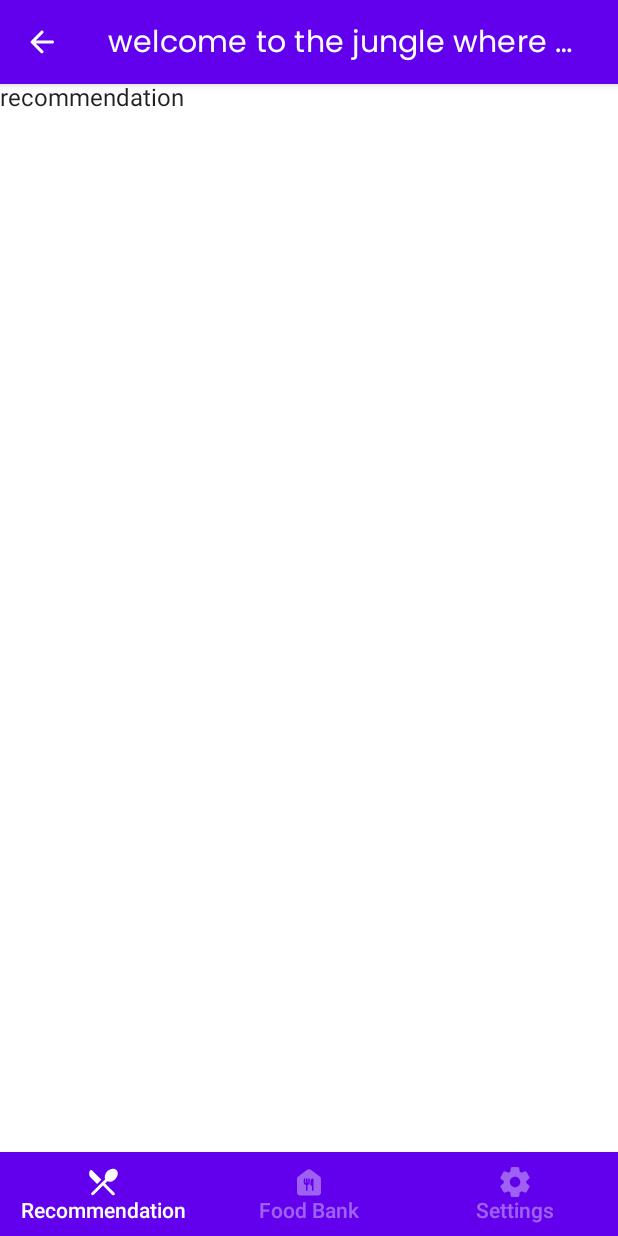
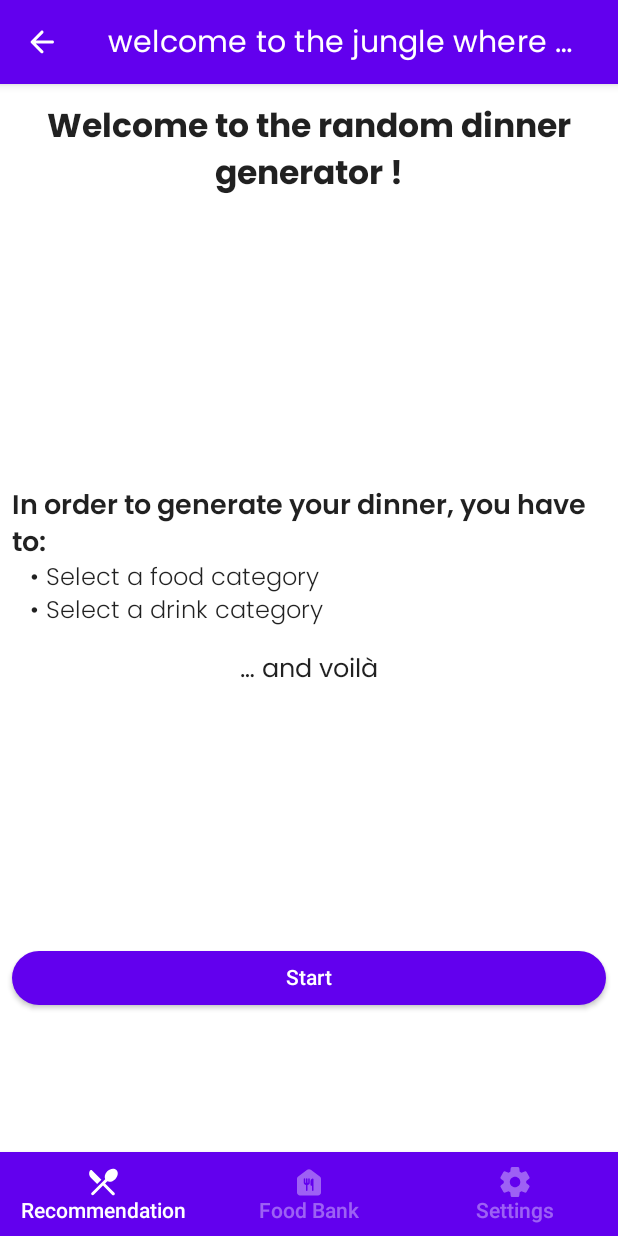
Before and after one commit to ROHANGYA/DinnerRecommendationJetpack, an Android app built with Jetpack Compose: the screen it shows after launch (MainActivity), on a phone screen of 412 x 824 dp. Run offline under Robolectric (Android 15) with nearby library versions, the phone set to English and light mode, and no system bars.

Commit message:
Add Landing page content + Fix/apply scaffold inner padding

```diff
--- a/app/src/main/java/com/rrg/dinnerrecommendation/MainActivity.kt
+++ b/app/src/main/java/com/rrg/dinnerrecommendation/MainActivity.kt
@@ -3,6 +3,7 @@ package com.rrg.dinnerrecommendation
 import android.os.Bundle
 import androidx.activity.ComponentActivity
 import androidx.activity.compose.setContent
+import androidx.compose.foundation.layout.Box
 import androidx.compose.foundation.layout.fillMaxWidth
 import androidx.compose.foundation.layout.padding
 import androidx.compose.material.BottomNavigation
@@ -49,8 +50,10 @@ fun MainScreen() {
     Scaffold(
         topBar = { TopBar() },
         bottomBar = { BottomBar(navController = navController) }
-    ) {
-        NavGraph(navController = navController)
+    ) { innerPadding ->
+        Box(modifier = Modifier.padding(innerPadding)){ // To avoid content being hidden by scaffold slots
+            NavGraph(navController = navController)
+        }
     }
 }
 
--- a/app/src/main/java/com/rrg/dinnerrecommendation/models/BottomBarScreens.kt
+++ b/app/src/main/java/com/rrg/dinnerrecommendation/models/BottomBarScreens.kt
@@ -4,11 +4,11 @@ import androidx.annotation.DrawableRes
 import androidx.annotation.StringRes
 import com.rrg.dinnerrecommendation.R
 
-enum class BottomBarScreens (
+enum class BottomBarScreens(
     val route: String,
     @StringRes val title: Int,
     @DrawableRes val icon: Int
-        ) {
+) {
     Recommendation("recommendation", R.string.recommendation, R.drawable.ic_round_dining),
     FoodBank("food_bank", R.string.food_bank, R.drawable.ic_round_food_bank),
     Settings("settings", R.string.settings, R.drawable.ic_round_settings)
--- a/app/src/main/java/com/rrg/dinnerrecommendation/ui/CategoriesList.kt
+++ b/app/src/main/java/com/rrg/dinnerrecommendation/ui/CategoriesList.kt
@@ -17,7 +17,6 @@ import androidx.compose.ui.res.stringResource
 import androidx.compose.ui.tooling.preview.Preview
 import androidx.compose.ui.unit.dp
 import com.rrg.dinnerrecommendation.R
-import com.rrg.dinnerrecommendation.ui.shared.CategoryRecord
 import com.rrg.dinnerrecommendation.ui.theme.DinnerRecommendationJetpackTheme
 
 @Composable
--- a/app/src/main/java/com/rrg/dinnerrecommendation/ui/CategoryItem.kt
+++ b/app/src/main/java/com/rrg/dinnerrecommendation/ui/CategoryItem.kt
@@ -1,4 +1,4 @@
-package com.rrg.dinnerrecommendation.ui.shared
+package com.rrg.dinnerrecommendation.ui
 
 import androidx.compose.foundation.Image
 import androidx.compose.foundation.clickable
@@ -33,6 +33,7 @@ import androidx.compose.ui.tooling.preview.Preview
 import androidx.compose.ui.unit.dp
 import com.rrg.dinnerrecommendation.R
 import com.rrg.dinnerrecommendation.ui.theme.DinnerRecommendationJetpackTheme
+import com.rrg.dinnerrecommendation.ui.theme.poppinsFont
 
 @Composable
 fun CategoryRecord() {
@@ -68,7 +69,8 @@ fun CategoryRecord() {
                     .wrapContentWidth()
                     .weight(1F, fill = true),
                 overflow = TextOverflow.Ellipsis,
-                maxLines = 2
+                maxLines = 2,
+                fontFamily = poppinsFont
             )
             Spacer(modifier = Modifier.width(12.dp))
             Image(
--- a/app/src/main/java/com/rrg/dinnerrecommendation/ui/LandingPage.kt
+++ b/app/src/main/java/com/rrg/dinnerrecommendation/ui/LandingPage.kt
@@ -1,15 +1,112 @@
 package com.rrg.dinnerrecommendation.ui
 
+import androidx.compose.foundation.layout.Arrangement
+import androidx.compose.foundation.layout.Box
+import androidx.compose.foundation.layout.Column
+import androidx.compose.foundation.layout.Spacer
 import androidx.compose.foundation.layout.fillMaxSize
+import androidx.compose.foundation.layout.fillMaxWidth
+import androidx.compose.foundation.layout.height
+import androidx.compose.foundation.layout.padding
+import androidx.compose.foundation.shape.RoundedCornerShape
+import androidx.compose.material.Button
 import androidx.compose.material.Text
 import androidx.compose.runtime.Composable
+import androidx.compose.ui.Alignment
 import androidx.compose.ui.Modifier
+import androidx.compose.ui.res.stringResource
+import androidx.compose.ui.text.font.FontWeight
+import androidx.compose.ui.text.style.TextAlign
 import androidx.compose.ui.tooling.preview.Preview
+import androidx.compose.ui.unit.dp
+import androidx.compose.ui.unit.sp
+import com.rrg.dinnerrecommendation.R
 import com.rrg.dinnerrecommendation.ui.theme.DinnerRecommendationJetpackTheme
+import com.rrg.dinnerrecommendation.ui.theme.poppinsFont
 
 @Composable
 fun LandingPage() {
-    Text(text = "recommendation", modifier = Modifier.fillMaxSize())
+    Column(
+        modifier = Modifier
+            .fillMaxSize()
+            .padding(horizontal = 8.dp, vertical = 12.dp),
+        verticalArrangement = Arrangement.Center
+    ) {
+        Text(
+            text = stringResource(id = R.string.welcome_to_dinner_generation),
+            modifier = Modifier
+                .fillMaxWidth()
+                .weight(1F, true),
+            fontFamily = poppinsFont,
+            fontWeight = FontWeight.ExtraBold,
+            fontSize = 22.sp,
+            textAlign = TextAlign.Center
+        )
+        Spacer(modifier = Modifier.height(16.dp))
+        Box(
+            modifier = Modifier
+                .fillMaxWidth()
+                .padding(top = 16.dp)
+                .weight(1F, true)
+        ) {
+            Column(
+                modifier = Modifier
+                    .fillMaxWidth(),
+                verticalArrangement = Arrangement.Center
+            ){
+                Text(
+                    text = stringResource(id = R.string.dinner_generation_steps_label),
+                    modifier = Modifier.fillMaxWidth(),
+                    fontFamily = poppinsFont,
+                    fontWeight = FontWeight.SemiBold,
+                    fontSize = 18.sp
+                )
+                Text(
+                    text = stringResource(id = R.string.dinner_generation_steps_1),
+                    modifier = Modifier
+                        .fillMaxWidth()
+                        .padding(start = 12.dp),
+                    fontFamily = poppinsFont,
+                    fontWeight = FontWeight.Light,
+                    fontSize = 16.sp
+                )
+                Text(
+                    text = stringResource(id = R.string.dinner_generation_steps_2),
+                    modifier = Modifier
+                        .fillMaxWidth()
+                        .padding(start = 12.dp),
+                    fontFamily = poppinsFont,
+                    fontWeight = FontWeight.Light,
+                    fontSize = 16.sp
+                )
+                Spacer(modifier = Modifier.height(16.dp))
+                Text(
+                    text = stringResource(id = R.string.dinner_generation_steps_3),
+                    modifier = Modifier.fillMaxWidth(),
+                    fontFamily = poppinsFont,
+                    fontWeight = FontWeight.Normal,
+                    fontSize = 17.sp,
+                    textAlign = TextAlign.Center
+                )
+            }
+        }
+        Box(
+            modifier = Modifier
+                .fillMaxWidth()
+                .padding(top = 16.dp)
+                .weight(1F, true),
+            contentAlignment = Alignment.Center
+        ) {
+            Button(
+                modifier = Modifier
+                    .fillMaxWidth(),
+                onClick = { /*TODO*/ },
+                shape = RoundedCornerShape(18.dp)
+            ) {
+                Text(text = stringResource(id = R.string.start))
+            }
+        }
+    }
 }
 
 @Preview(showBackground = true)
--- a/app/src/main/res/values/strings.xml
+++ b/app/src/main/res/values/strings.xml
@@ -4,6 +4,12 @@
     <string name="back">back</string>
     <string name="recommendation">Recommendation</string>
     <string name="food_bank">Food Bank</string>
-    <string name="settings">Settings</string>\
+    <string name="settings">Settings</string>
     <string name="next">Next</string>
+    <string name="welcome_to_dinner_generation">Welcome to the random dinner generator !</string>
+    <string name="dinner_generation_steps_label">In order to generate your dinner, you have to:</string>
+    <string name="dinner_generation_steps_1">• Select a food category</string>
+    <string name="dinner_generation_steps_2">• Select a drink category</string>
+    <string name="dinner_generation_steps_3">… and voilà</string>
+    <string name="start">Start</string>
 </resources>
```
